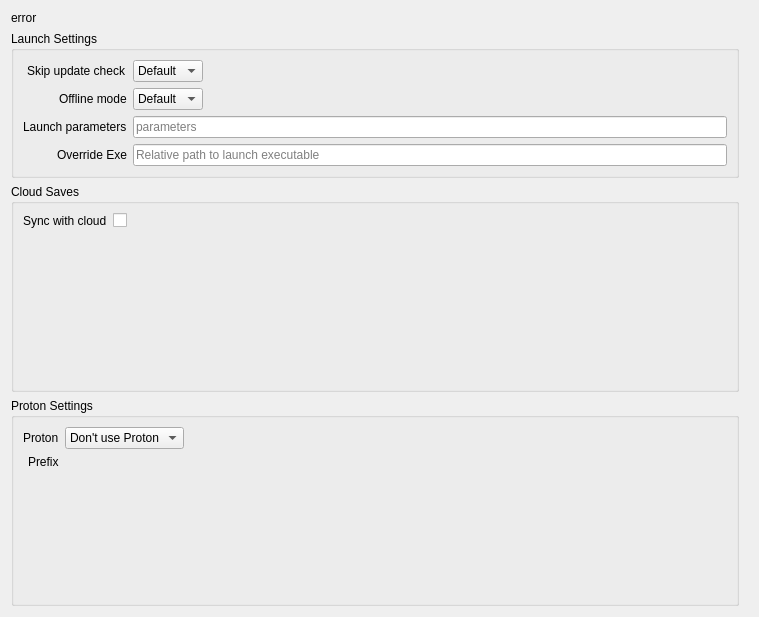
RareDevs/Rare, file rare/ui/components/tabs/games/game_info/game_settings.ui: the form before one commit.
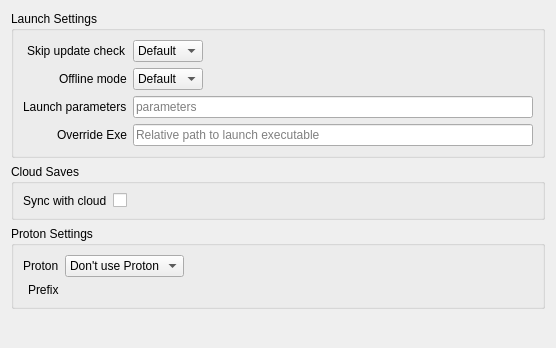
The form after the commit.

Commit message: SideTabWidget: Add container widget with a title and a scrollarea as the master widget for each tab

What changed in the file:
```diff
--- a/rare/ui/components/tabs/games/game_info/game_settings.ui
+++ b/rare/ui/components/tabs/games/game_info/game_settings.ui
@@ -6,63 +6,14 @@
    <rect>
     <x>0</x>
     <y>0</y>
-    <width>759</width>
-    <height>617</height>
+    <width>545</width>
+    <height>348</height>
    </rect>
   </property>
   <property name="windowTitle">
    <string>GameSettings</string>
   </property>
   <layout class="QVBoxLayout" name="game_settings_layout">
-   <item alignment="Qt::AlignTop">
-    <widget class="QLabel" name="game_title">
-     <property name="text">
-      <string notr="true">error</string>
-     </property>
-     <property name="textInteractionFlags">
-      <set>Qt::LinksAccessibleByMouse|Qt::TextSelectableByMouse</set>
-     </property>
-    </widget>
-   </item>
-   <item>
-    <widget class="QScrollArea" name="game_settings_scroll">
-     <property name="frameShape">
-      <enum>QFrame::NoFrame</enum>
-     </property>
-     <property name="horizontalScrollBarPolicy">
-      <enum>Qt::ScrollBarAlwaysOff</enum>
-     </property>
-     <property name="sizeAdjustPolicy">
-      <enum>QAbstractScrollArea::AdjustToContents</enum>
-     </property>
-     <property name="widgetResizable">
-      <bool>true</bool>
-     </property>
-     <property name="alignment">
-      <set>Qt::AlignLeading|Qt::AlignLeft|Qt::AlignTop</set>
-     </property>
-     <widget class="QWidget" name="game_settings_contents">
-      <property name="geometry">
-       <rect>
-        <x>0</x>
-        <y>0</y>
-        <width>747</width>
-        <height>585</height>
-       </rect>
-      </property>
-      <layout class="QVBoxLayout" name="game_settings_contents_layout" stretch="0,0,0">
-       <property name="leftMargin">
-        <number>0</number>
-       </property>
-       <property name="topMargin">
-        <number>0</number>
-       </property>
-       <property name="rightMargin">
-        <number>9</number>
-       </property>
-       <property name="bottomMargin">
-        <number>0</number>
-       </property>
        <item>
         <widget class="QGroupBox" name="launch_settings_group">
      <property name="sizePolicy">
@@ -206,21 +157,6 @@
         </widget>
        </item>
        <item>
-        <widget class="QWidget" name="linux_settings_widget" native="true">
-         <layout class="QVBoxLayout" name="linux_settings_layout">
-          <property name="leftMargin">
-           <number>0</number>
-          </property>
-          <property name="topMargin">
-           <number>0</number>
-          </property>
-          <property name="rightMargin">
-           <number>0</number>
-          </property>
-          <property name="bottomMargin">
-           <number>0</number>
-          </property>
-          <item>
            <widget class="QGroupBox" name="proton_group">
             <property name="title">
              <string>Proton Settings</string>
@@ -264,11 +200,22 @@
             </layout>
            </widget>
           </item>
-         </layout>
-        </widget>
-       </item>
-      </layout>
-     </widget>
+   <item>
+    <widget class="QWidget" name="linux_settings_widget" native="true">
+     <layout class="QVBoxLayout" name="linux_settings_layout">
+      <property name="leftMargin">
+       <number>0</number>
+      </property>
+      <property name="topMargin">
+       <number>0</number>
+      </property>
+      <property name="rightMargin">
+       <number>0</number>
+      </property>
+      <property name="bottomMargin">
+       <number>0</number>
+      </property>
+     </layout>
     </widget>
    </item>
   </layout>
```
Lines whose indentation alone changed are shown as unchanged. The commit also changes 40 other files.
